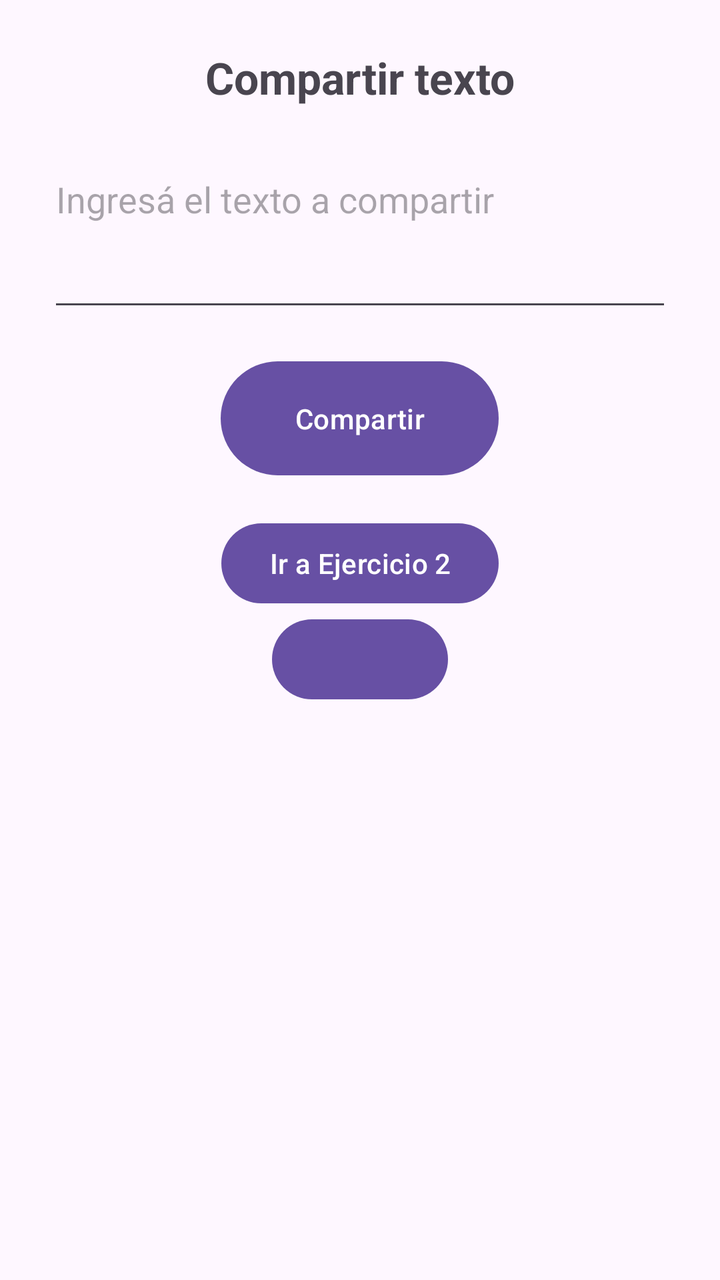
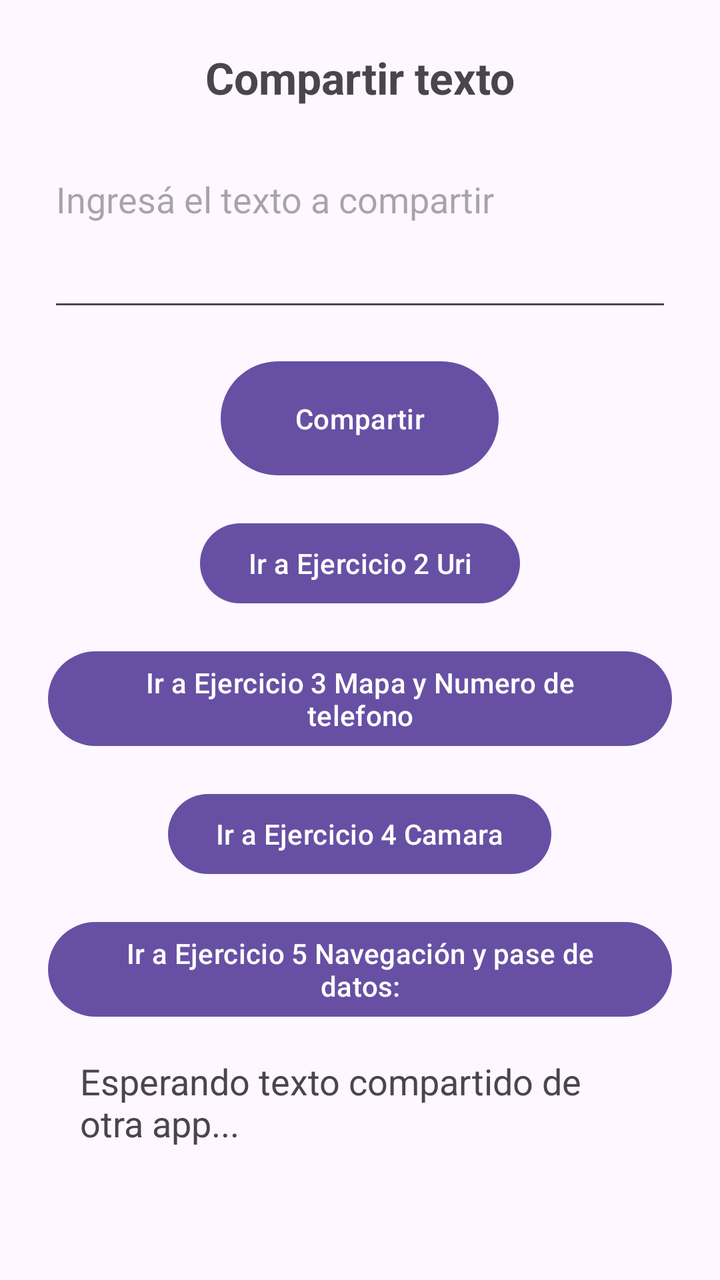

An Android layout rendered at two revisions. The XML below is the earlier revision; the diff shows what the commit changed to produce the second picture.
<!-- AndroidManifest.xml: activity theme Theme.IntentsAppTP3 -->
<!-- res/layout/activity_main.xml -->
<?xml version="1.0" encoding="utf-8"?>
<LinearLayout
    xmlns:android="http://schemas.android.com/apk/res/android"
    android:layout_width="match_parent"
    android:layout_height="match_parent"
    android:orientation="vertical"
    android:padding="24dp"
    android:gravity="center_horizontal">

    <TextView
        android:layout_width="wrap_content"
        android:layout_height="wrap_content"
        android:text="Compartir texto"
        android:textSize="22sp"
        android:textStyle="bold"
        android:layout_marginBottom="24dp"/>

    <EditText
        android:id="@+id/etTexto"
        android:layout_width="match_parent"
        android:layout_height="wrap_content"
        android:hint="Ingresá el texto a compartir"
        android:minLines="3"
        android:gravity="top"
        android:inputType="textMultiLine"/>

    <Button
        android:id="@+id/btnCompartir"
        android:layout_width="139dp"
        android:layout_height="65dp"
        android:layout_marginTop="16dp"
        android:text="Compartir" />

    <Button
        android:id="@+id/btnIrEjercicio2"
        android:layout_width="wrap_content"
        android:layout_height="wrap_content"
        android:text="Ir a Ejercicio 2"
        android:layout_marginTop="16dp"/>

    <Button
        android:id="@+id/button"
        android:layout_width="wrap_content"
        android:layout_height="wrap_content"
        android:text="" />

</LinearLayout>
<!-- resources referenced by this layout -->
<resources>
  <style name="Theme.IntentsAppTP3" parent="Base.Theme.IntentsAppTP3" />
  <style name="Base.Theme.IntentsAppTP3" parent="Theme.Material3.DayNight.NoActionBar">
          
          
      </style>
</resources>

<!-- the commit's change to res/layout/activity_main.xml (unified diff, before → after) -->
@@ -35,13 +35,40 @@
         android:id="@+id/btnIrEjercicio2"
         android:layout_width="wrap_content"
         android:layout_height="wrap_content"
-        android:text="Ir a Ejercicio 2"
+        android:text="Ir a Ejercicio 2 Uri"
         android:layout_marginTop="16dp"/>
 
     <Button
-        android:id="@+id/button"
+        android:id="@+id/btnIrEjercicio3"
         android:layout_width="wrap_content"
         android:layout_height="wrap_content"
-        android:text="" />
+        android:text="Ir a Ejercicio 3 Mapa y Numero de telefono"
+        android:layout_marginTop="16dp"/>
+        />
+
+    <Button
+        android:id="@+id/btnIrEjercicio4"
+        android:layout_width="wrap_content"
+        android:layout_height="wrap_content"
+        android:text="Ir a Ejercicio 4 Camara"
+        android:layout_marginTop="16dp"/>
+    />
+    <Button
+        android:id="@+id/btnIrEjercicio5"
+        android:layout_width="wrap_content"
+        android:layout_height="wrap_content"
+        android:text="Ir a Ejercicio 5 Navegación y pase de datos:"
+        android:layout_marginTop="16dp"/>
+    />
+
+    <TextView
+        android:id="@+id/tvTextoCompartido"
+        android:layout_width="match_parent"
+        android:layout_height="wrap_content"
+        android:text="Esperando texto compartido de otra app..."
+        android:textSize="18sp"
+        android:padding="16dp" />
+
+
 
 </LinearLayout>
